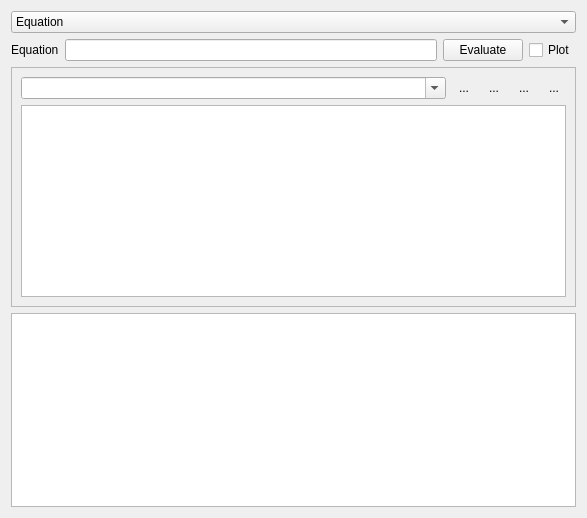
Before: the Qt Designer form ui/AWGChannel.ui in MonroeQuantumNetworks/IonControl, drawn with Qt 5.
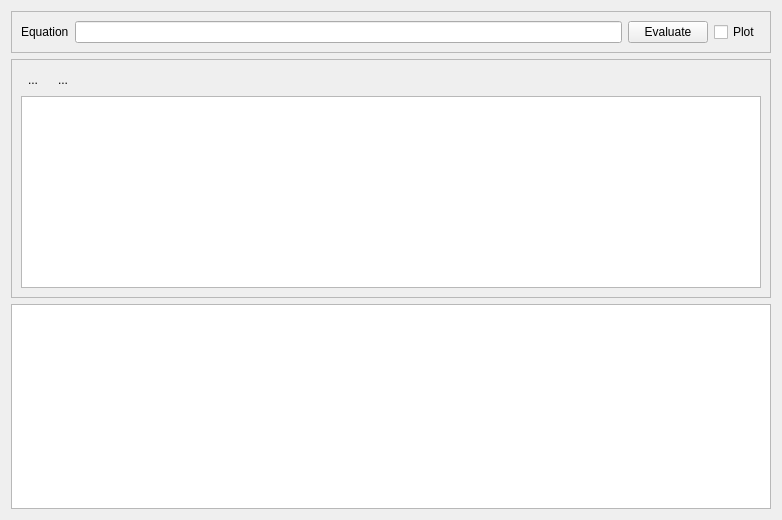
After: the same form once the commit is applied. Icons and pictures are not drawn. Custom widgets are drawn as their Qt base class.

What changed in the file:
```diff
--- a/ui/AWGChannel.ui
+++ b/ui/AWGChannel.ui
@@ -6,8 +6,8 @@
    <rect>
     <x>0</x>
     <y>0</y>
-    <width>587</width>
-    <height>518</height>
+    <width>782</width>
+    <height>520</height>
    </rect>
   </property>
   <property name="windowTitle">
@@ -15,46 +15,40 @@
   </property>
   <layout class="QVBoxLayout" name="verticalLayout_2">
    <item>
-    <widget class="QComboBox" name="comboBox">
-     <item>
-      <property name="text">
-       <string>Equation</string>
-      </property>
-     </item>
-     <item>
-      <property name="text">
-       <string>Table</string>
-      </property>
-     </item>
-    </widget>
-   </item>
+    <widget class="QFrame" name="equationFrame">
+     <property name="frameShape">
+      <enum>QFrame::StyledPanel</enum>
+     </property>
+     <property name="frameShadow">
+      <enum>QFrame::Raised</enum>
+     </property>
+     <layout class="QHBoxLayout" name="horizontalLayout">
    <item>
-    <layout class="QGridLayout" name="gridLayout">
-     <item row="0" column="0">
       <widget class="QLabel" name="label">
        <property name="text">
         <string>Equation</string>
        </property>
       </widget>
      </item>
-     <item row="0" column="2">
+      <item>
+       <widget class="QLineEdit" name="equationEdit"/>
+      </item>
+      <item>
       <widget class="QPushButton" name="evalButton">
        <property name="text">
         <string>Evaluate</string>
        </property>
       </widget>
      </item>
-     <item row="0" column="3">
+      <item>
       <widget class="QCheckBox" name="plotCheckbox">
        <property name="text">
         <string>Plot</string>
        </property>
       </widget>
      </item>
-     <item row="0" column="1">
-      <widget class="QLineEdit" name="equationEdit"/>
-     </item>
-    </layout>
+     </layout>
+    </widget>
    </item>
    <item>
     <widget class="QFrame" name="tableFrame">
@@ -68,23 +62,7 @@
       <item>
        <layout class="QHBoxLayout" name="horizontalLayout_2">
         <item>
-         <widget class="QComboBox" name="filenameComboBox">
-          <property name="sizePolicy">
-           <sizepolicy hsizetype="Expanding" vsizetype="Fixed">
-            <horstretch>0</horstretch>
-            <verstretch>0</verstretch>
-           </sizepolicy>
-          </property>
-          <property name="editable">
-           <bool>true</bool>
-          </property>
-          <property name="maxVisibleItems">
-           <number>100</number>
-          </property>
-         </widget>
-        </item>
-        <item>
-         <widget class="QToolButton" name="removeCurrent">
+         <widget class="QToolButton" name="addSegmentButton">
           <property name="toolTip">
            <string>remove Current entry from Combo Box</string>
           </property>
@@ -105,17 +83,6 @@
           <property name="text">
            <string>...</string>
           </property>
-          <property name="icon">
-           <iconset resource="Experiment.qrc">
-            <normaloff>:/openicon/icons/document-open-5.png</normaloff>:/openicon/icons/document-open-5.png</iconset>
-          </property>
-          <property name="autoRaise">
-           <bool>true</bool>
-          </property>
-         </widget>
-        </item>
-        <item>
-         <widget class="QToolButton" name="saveButton">
           <property name="text">
            <string>...</string>
           </property>
@@ -129,18 +96,17 @@
          </widget>
         </item>
         <item>
-         <widget class="QToolButton" name="resetButton">
-          <property name="text">
-           <string>...</string>
+         <spacer name="horizontalSpacer">
+          <property name="orientation">
+           <enum>Qt::Horizontal</enum>
           </property>
-          <property name="icon">
-           <iconset resource="Experiment.qrc">
-            <normaloff>:/openicon/icons/document-revert-5.png</normaloff>:/openicon/icons/document-revert-5.png</iconset>
+          <property name="sizeHint" stdset="0">
+           <size>
+            <width>40</width>
+            <height>20</height>
+           </size>
           </property>
-          <property name="autoRaise">
-           <bool>true</bool>
-          </property>
-         </widget>
+         </spacer>
         </item>
        </layout>
       </item>
```
Left out of the diff: 16 changed lines with no effect on the pictures. Lines whose indentation alone changed are shown as unchanged.
